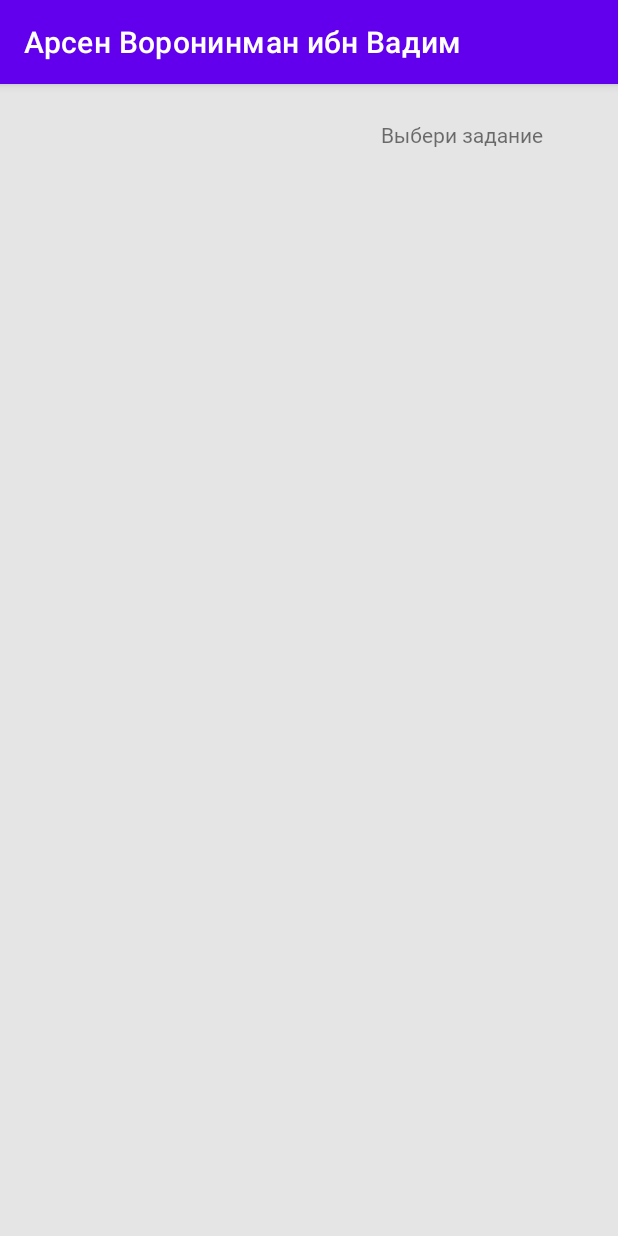
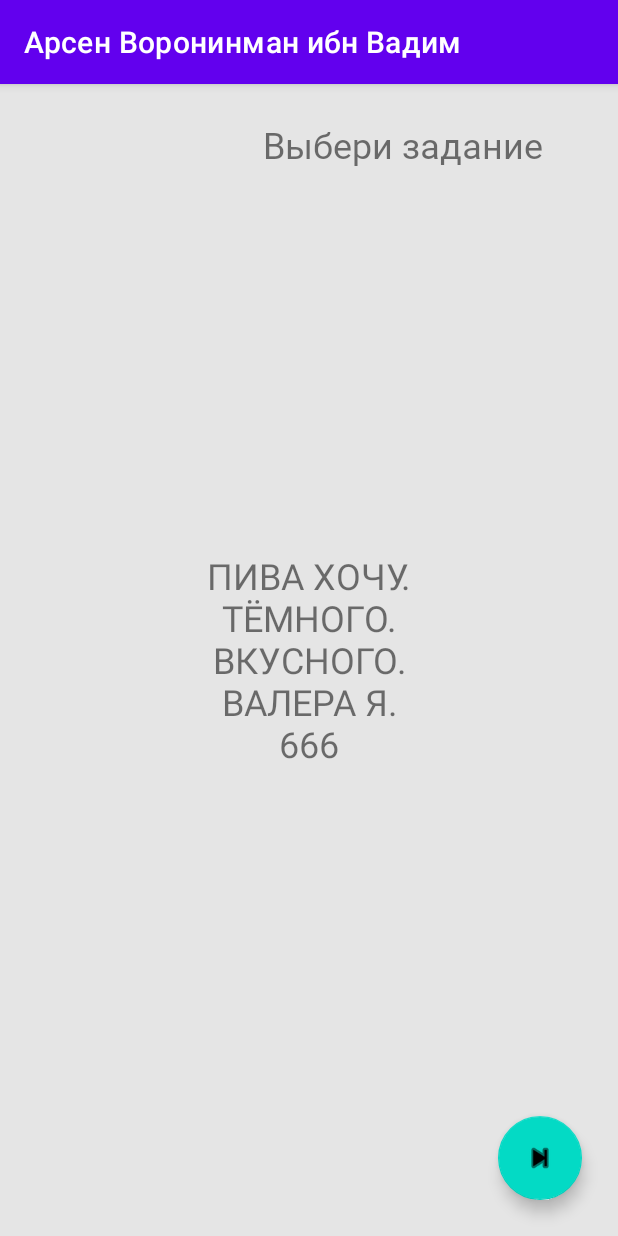
Before and after one commit to hackathon-innopolis/innopolis_hack, an Android app: the screen it shows after launch (GrantActivity), after a tap on "ИСПОЛНИТЬ ЖЕЛАНИЕ", on a phone screen of 412 x 824 dp. Run offline under Robolectric (Android 15) with nearby library versions, the light colour scheme and no system bars; 1 statement that could not run was skipped.

Commit message:
New layout

```diff
--- a/Android/app/src/main/java/com/voronin/jinn/GrantActivity.java
+++ b/Android/app/src/main/java/com/voronin/jinn/GrantActivity.java
@@ -3,12 +3,50 @@ package com.voronin.jinn;
 import androidx.appcompat.app.AppCompatActivity;
 
 import android.os.Bundle;
+import android.view.View;
+import android.widget.TextView;
+
+import com.google.android.material.floatingactionbutton.FloatingActionButton;
 
 public class GrantActivity extends AppCompatActivity {
+    private int page = 0;
 
     @Override
     protected void onCreate(Bundle savedInstanceState) {
         super.onCreate(savedInstanceState);
         setContentView(R.layout.activity_grant);
+        updateScreen();
+    }
+
+    private void updateScreen() {
+        String[] TextToShow = getResources().getStringArray(R.array.wishes);
+        FloatingActionButton forward = findViewById(R.id.btnForward);
+        FloatingActionButton back = findViewById(R.id.btnBack);
+        TextView text = findViewById(R.id.book);
+        if (page > 0) {
+            back.setVisibility(View.VISIBLE);
+        } else {
+            back.setVisibility(View.INVISIBLE);
+        }
+        if (page < TextToShow.length-1) {
+            forward.setVisibility(View.VISIBLE);
+        } else {
+            forward.setVisibility(View.INVISIBLE);
+        }
+        text.setText(String.format(TextToShow[page]));
+    }
+
+    public void onClick(View v) {
+        String[] TextToShow = getResources().getStringArray(R.array.wishes);
+        switch (v.getId()) {
+            case R.id.btnBack:
+                page--;
+                updateScreen();
+                break;
+            case R.id.btnForward:
+                page++;
+                updateScreen();
+                break;
+        }
     }
 }
--- a/Android/app/src/main/java/com/voronin/jinn/MainActivity.java
+++ b/Android/app/src/main/java/com/voronin/jinn/MainActivity.java
@@ -17,11 +17,11 @@ import java.util.Locale;
 
 public class MainActivity extends AppCompatActivity {
 
-    TextView wishes;
-    DBHelper dbHelper;
-    int wishesCount = 0;
-    String user = "user";
-    String password = "qwerty";
+    private TextView wishes;
+    private DBHelper dbHelper;
+    private int wishesCount = 1;
+    private String user = "user";
+    private String password = "qwerty";
 
     @Override
     protected void onCreate(Bundle savedInstanceState) {
--- a/Android/app/src/main/java/com/voronin/jinn/SubmitActivity.java
+++ b/Android/app/src/main/java/com/voronin/jinn/SubmitActivity.java
@@ -14,8 +14,8 @@ import android.widget.TextView;
 
 public class SubmitActivity extends AppCompatActivity {
 
-    EditText wishToSend;
-    DBHelper dbHelper;
+    private EditText wishToSend;
+    private DBHelper dbHelper;
 
     @Override
     protected void onCreate(Bundle savedInstanceState) {
--- a/Android/app/src/main/res/layout/activity_grant.xml
+++ b/Android/app/src/main/res/layout/activity_grant.xml
@@ -13,9 +13,51 @@
         android:layout_height="wrap_content"
         android:layout_marginTop="24dp"
         android:layout_marginEnd="50dp"
+        android:textSize="24sp"
         android:fontFamily="@font/robotoregular"
         android:layout_marginRight="50dp"
         android:text="@string/choose"
         app:layout_constraintEnd_toEndOf="parent"
         app:layout_constraintTop_toTopOf="parent" />
+
+    <TextView
+        android:id="@+id/book"
+        android:layout_width="200dp"
+        android:layout_height="200dp"
+        android:text="FILLER"
+        android:textSize="24sp"
+        android:gravity="center"
+        app:layout_constraintBottom_toBottomOf="parent"
+        app:layout_constraintEnd_toEndOf="parent"
+        app:layout_constraintStart_toStartOf="parent"
+        app:layout_constraintTop_toTopOf="parent" />
+
+    <com.google.android.material.floatingactionbutton.FloatingActionButton
+        android:id="@+id/btnForward"
+        android:layout_width="wrap_content"
+        android:layout_height="wrap_content"
+        android:layout_marginEnd="24dp"
+        android:layout_marginRight="24dp"
+        android:layout_marginBottom="24dp"
+        android:clickable="true"
+        android:onClick="onClick"
+        app:layout_constraintBottom_toBottomOf="parent"
+        app:layout_constraintEnd_toEndOf="parent"
+        app:srcCompat="@android:drawable/ic_media_next"
+        android:focusable="true" />
+
+    <com.google.android.material.floatingactionbutton.FloatingActionButton
+        android:id="@+id/btnBack"
+        android:layout_width="wrap_content"
+        android:layout_height="wrap_content"
+        android:layout_marginStart="24dp"
+        android:layout_marginLeft="24dp"
+        android:layout_marginBottom="24dp"
+        android:clickable="true"
+        android:onClick="onClick"
+        app:layout_constraintBottom_toBottomOf="parent"
+        app:layout_constraintStart_toStartOf="parent"
+        app:srcCompat="@android:drawable/ic_media_previous"
+        android:focusable="true" />
+
 </androidx.constraintlayout.widget.ConstraintLayout>
--- /dev/null
+++ b/Android/app/src/main/res/values/wishes.xml
@@ -0,0 +1,8 @@
+<?xml version="1.0" encoding="utf-8"?>
+<resources>
+    <string-array name="wishes">
+        <item>ПИВА ХОЧУ. ТЁМНОГО. ВКУСНОГО.%nВАЛЕРА Я.%n666</item>
+        <item>Тяночку хочется...%nВоронин Сеня%n39</item>
+        <item>Я хочу питсы.%nПенис Детров.%n467</item>
+    </string-array>
+</resources>
```
